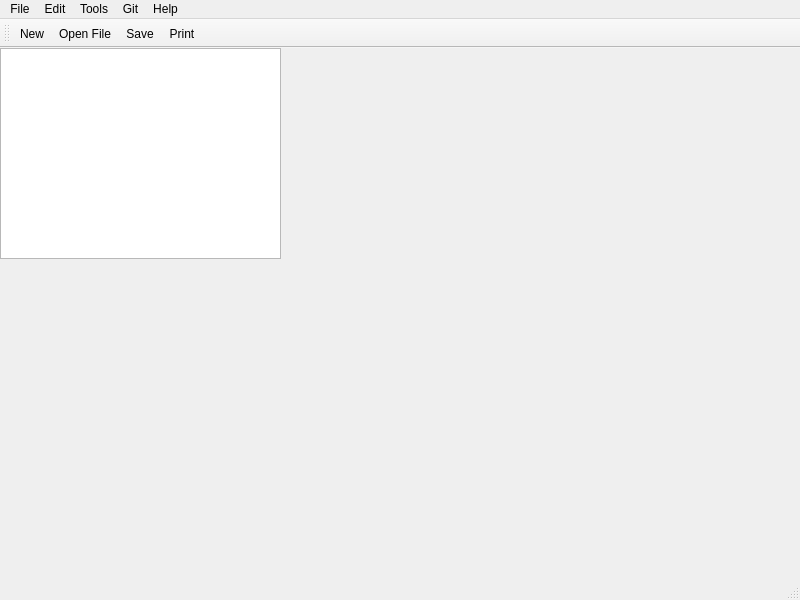
First picture: the form in gui_v1/mainwindow.ui, repository jennifer4569/CoCode, before the edit.
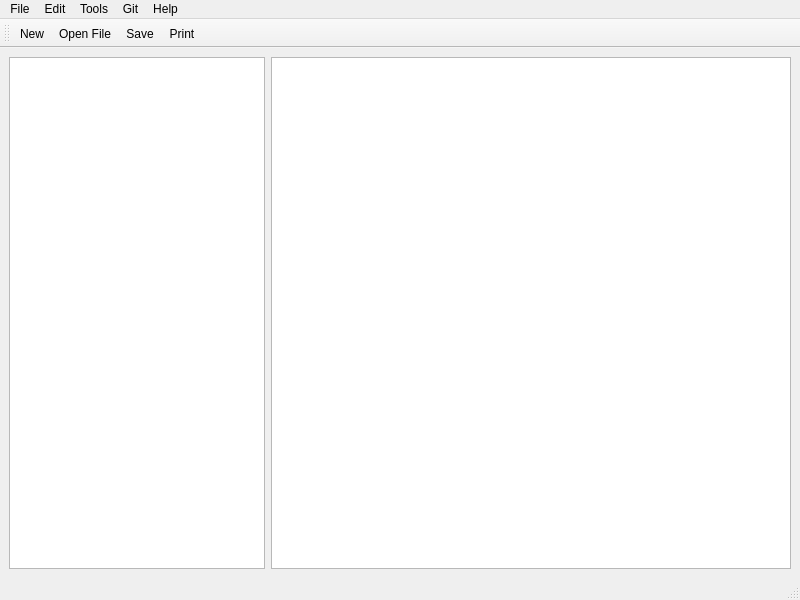
Second picture: the form after the edit. Icons and pictures are not drawn.

Commit message: added columns to main window -- still need to add resizable columns

Patch:
```diff
--- a/gui_v1/mainwindow.ui
+++ b/gui_v1/mainwindow.ui
@@ -14,29 +14,22 @@
    <string>MainWindow</string>
   </property>
   <widget class="QWidget" name="centralwidget">
-   <widget class="QWidget" name="verticalLayoutWidget">
-    <property name="geometry">
-     <rect>
-      <x>0</x>
-      <y>0</y>
-      <width>281</width>
-      <height>211</height>
-     </rect>
-    </property>
-    <layout class="QVBoxLayout" name="verticalLayout">
-     <item>
+   <layout class="QFormLayout" name="formLayout">
+    <item row="0" column="0">
+     <widget class="QColumnView" name="columnView"/>
+    </item>
+    <item row="0" column="1">
       <widget class="QTextEdit" name="textEdit"/>
      </item>
     </layout>
    </widget>
-  </widget>
   <widget class="QMenuBar" name="menubar">
    <property name="geometry">
     <rect>
      <x>0</x>
      <y>0</y>
      <width>800</width>
-     <height>26</height>
+     <height>21</height>
     </rect>
    </property>
    <widget class="QMenu" name="menuFile">
```
Lines whose indentation alone changed are shown as unchanged. The commit also changes 3 other files.
